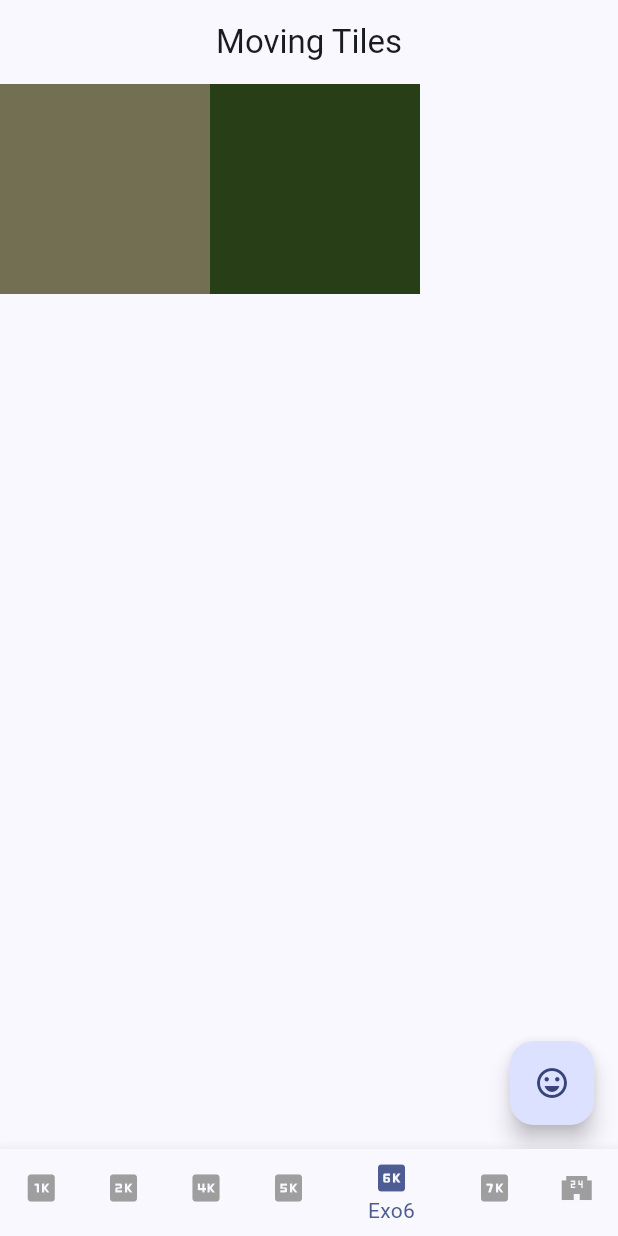
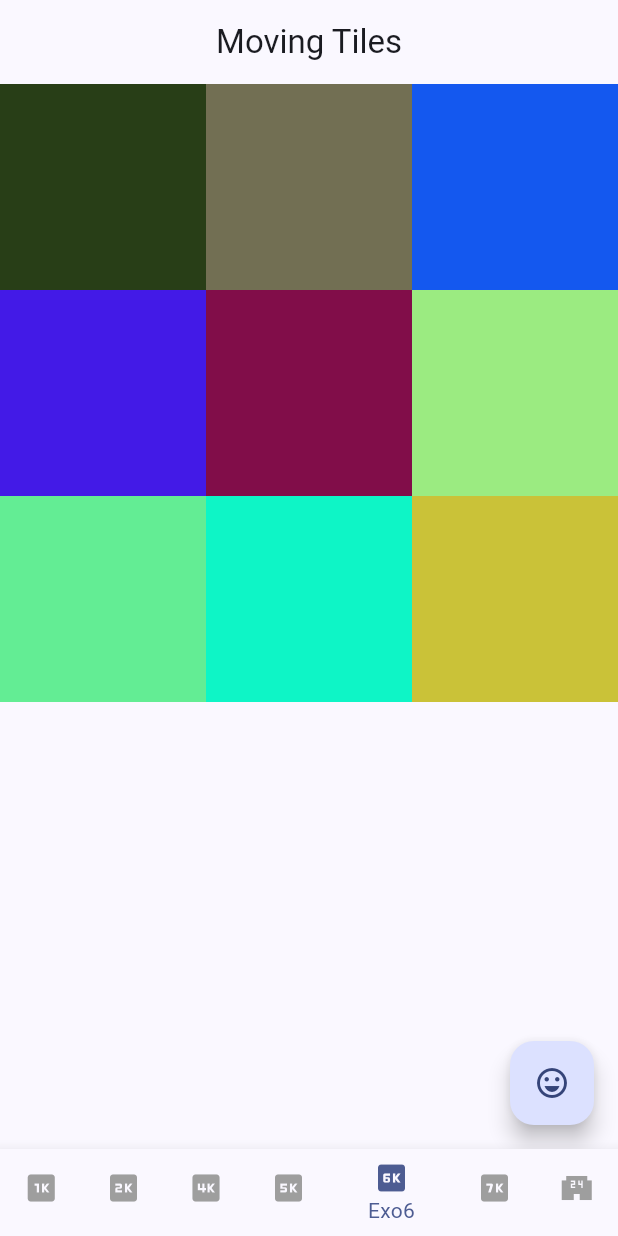
Before and after one commit to Marty059/AMSE, a Flutter app: the screen it shows after launch, item 5 of the bottom bar chosen, after a tap on the "sentiment very satisfied" icon, on a phone screen of 412 x 824 dp. Run offline on Flutter 3.47's test engine with Material 3 defaults, Android fonts, the phone set to English and light mode, and no system bars; network calls fail.

Commit message:
Exo 6 Update

```diff
--- a/tp2/lib/Exo6.dart
+++ b/tp2/lib/Exo6.dart
@@ -1,10 +1,7 @@
 import 'package:flutter/material.dart';
 import 'dart:math' as math;
 
-// ==============
-// Models
-// ==============
-
+// Modèle de tuile
 math.Random random = new math.Random();
 
 class Tile {
@@ -17,10 +14,7 @@ class Tile {
   }
 }
 
-// ==============
-// Widgets
-// ==============
-
+// Widget de tuile
 class TileWidget extends StatelessWidget {
   final Tile tile;
 
@@ -28,28 +22,32 @@ class TileWidget extends StatelessWidget {
 
   @override
   Widget build(BuildContext context) {
-    return this.coloredBox();
+    return coloredBox();
   }
 
   Widget coloredBox() {
     return Container(
-        color: tile.color,
-        child: Padding(
-          padding: EdgeInsets.all(70.0),
-        ));
+      color: tile.color,
+      child: Padding(
+        padding: EdgeInsets.all(70.0),
+      ),
+    );
   }
 }
 
-void main() => runApp(new MaterialApp(home: Exo6()));
+void main() => runApp(MaterialApp(home: Exo6()));
 
+// Widget principal pour afficher les tuiles
 class Exo6 extends StatefulWidget {
   @override
   State<StatefulWidget> createState() => Exo6State();
 }
 
+// État du widget principal
 class Exo6State extends State<Exo6> {
-  List<Widget> tiles =
-      List<Widget>.generate(2, (index) => TileWidget(Tile.randomColor()));
+  // Liste des tuiles
+  List<Widget> tiles = List<Widget>.generate(
+      9, (index) => TileWidget(Tile.randomColor())); // 9 tuiles
 
   @override
   Widget build(BuildContext context) {
@@ -58,15 +56,33 @@ class Exo6State extends State<Exo6> {
         title: Text('Moving Tiles'),
         centerTitle: true,
       ),
-      body: Row(children: tiles),
+      body: GridView.count(
+        crossAxisCount: 3,
+        children: tiles,
+      ),
       floatingActionButton: FloatingActionButton(
-          child: Icon(Icons.sentiment_very_satisfied), onPressed: swapTiles),
+        child: Icon(Icons.sentiment_very_satisfied),
+        onPressed: () {
+          swapTiles(2, 3); // Exemple: échanger les tuiles 5 et 6
+        },
+      ),
     );
   }
 
-  swapTiles() {
+  void swapTiles(int index1, int index2) {
     setState(() {
-      tiles.insert(1, tiles.removeAt(0));
+      if (index1 >= 0 &&
+          index1 < tiles.length &&
+          index2 >= 0 &&
+          index2 < tiles.length &&
+          index1 != index2) {
+        final temp = tiles[index1];
+        tiles[index1] = tiles[index2];
+        tiles[index2] = temp;
+
+        // Mettre à jour l'état avec la nouvelle liste réorganisée
+        tiles = List.from(tiles);
+      }
     });
   }
 }
```
